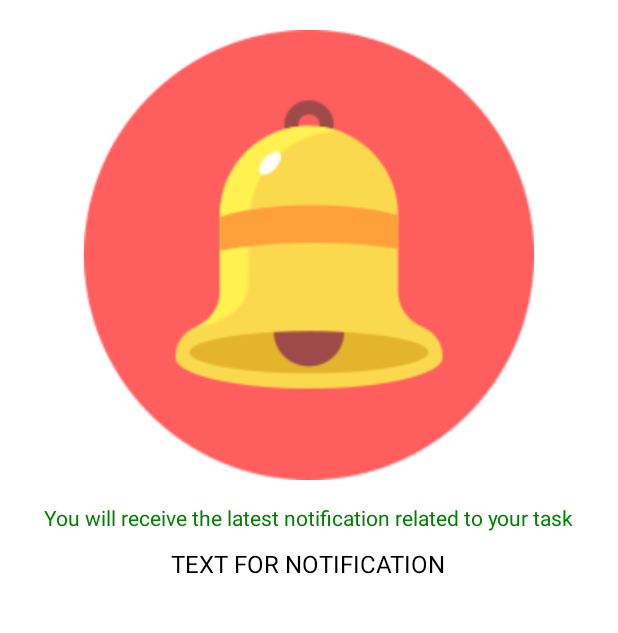
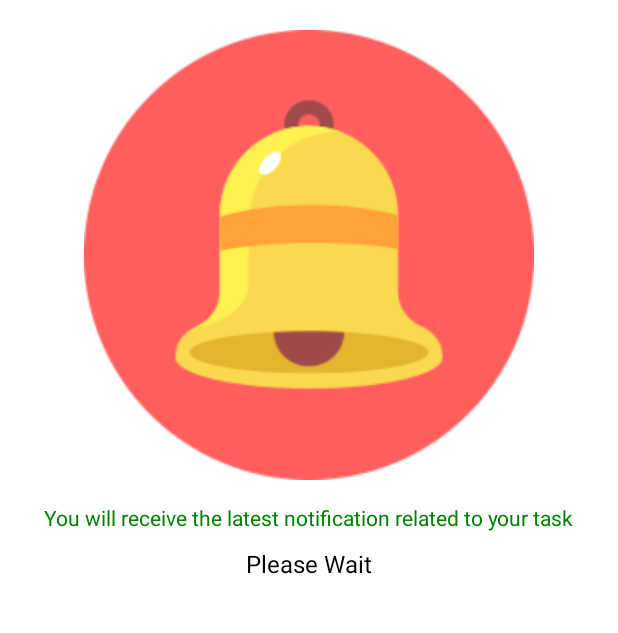
Before and after one commit to shiv07tiwari/AD358_HackForFood, an Android app: the NotiActivity screen opened directly, with no data from a screen before it, on a phone screen of 412 x 824 dp, the part 84-717 px from its top. Run offline under Robolectric (Android 15) with nearby library versions, the phone set to English and light mode, and no system bars.

Commit message:
officer app notification

```diff
--- /dev/null
+++ b/InspectorApp/app/src/main/java/com/example/humraahi/DataModels/NotReq.kt
@@ -0,0 +1,4 @@
+package com.example.humraahi.DataModels
+
+class NotReq  (val op:String, val args:Int){
+}
--- /dev/null
+++ b/InspectorApp/app/src/main/java/com/example/humraahi/DataModels/NotRes.kt
@@ -0,0 +1,5 @@
+package com.example.humraahi.DataModels
+
+class NotRes(val comp_id: Int, val remark: String, val insp_id:Int) {
+
+}
--- a/InspectorApp/app/src/main/java/com/example/humraahi/NetworkService.kt
+++ b/InspectorApp/app/src/main/java/com/example/humraahi/NetworkService.kt
@@ -1,8 +1,5 @@
 package com.example.humraahi
-import com.example.humraahi.DataModels.AllReq
-import com.example.humraahi.DataModels.SchServer
-import com.example.humraahi.DataModels.ScheduleDetails
-import com.example.humraahi.DataModels.VerificationAdd
+import com.example.humraahi.DataModels.*
 import retrofit2.Call
 import retrofit2.http.*
 
@@ -12,4 +9,7 @@ interface NetworkService {
 
     @POST("/verification")
     fun addComplaint(@Body query: VerificationAdd): Call<String>
+
+    @POST("/noti")
+    fun getNotifications(@Body query: NotReq) : Call<ArrayList<NotRes>>
 }
--- a/InspectorApp/app/src/main/java/com/example/humraahi/NotiActivity.kt
+++ b/InspectorApp/app/src/main/java/com/example/humraahi/NotiActivity.kt
@@ -2,10 +2,45 @@ package com.example.humraahi
 
 import androidx.appcompat.app.AppCompatActivity
 import android.os.Bundle
+import android.util.Log
+import android.widget.TextView
+import android.widget.Toast
+import com.example.humraahi.DataModels.NotReq
+import com.example.humraahi.DataModels.NotRes
+import org.w3c.dom.Text
+import retrofit2.Call
+import retrofit2.Response
 
 class NotiActivity : AppCompatActivity() {
+    val apiService = APIClient.getClient().create<NetworkService>(NetworkService::class.java)
     override fun onCreate(savedInstanceState: Bundle?) {
         super.onCreate(savedInstanceState)
         setContentView(R.layout.activity_noti)
+
+        val t = findViewById<TextView>(R.id.noti_content)
+        val _a = NotReq("get", 3)
+        val call = apiService.getNotifications(_a)
+        call.enqueue(object : retrofit2.Callback<ArrayList<NotRes>> {
+            override fun onFailure(call: Call<ArrayList<NotRes>>?, t: Throwable?) {
+                Log.e("log",t!!.message)
+            }
+
+            override fun onResponse(
+                    call: Call<ArrayList<NotRes>>?,
+                    response: Response<ArrayList<NotRes>>?
+            ) {
+               //Toast.makeText(applicationContext, response?.body(), Toast.LENGTH_SHORT).show()
+                Log.e("log", response?.body().toString());
+                var str = "";
+                response?.body()?.forEach {
+
+                    str += "** " + it.remark+"\n"+"\n"
+                }
+                t.text = str
+            }
+        })
+
+
+
     }
 }
--- a/InspectorApp/app/src/main/res/layout/activity_noti.xml
+++ b/InspectorApp/app/src/main/res/layout/activity_noti.xml
@@ -41,9 +41,11 @@
         android:id="@+id/noti_content"
         android:textColor="@color/black"
         android:textSize="16dp"
+        android:layout_marginStart="15dp"
+        android:layout_marginEnd="15dp"
         android:layout_gravity="center"
         android:layout_marginTop="10dp"
-        android:text="TEXT FOR NOTIFICATION"
+        android:text="Please Wait"
         android:layout_height="wrap_content"/>
 
 </LinearLayout>
```
Also changed, not shown: 2 other files.
